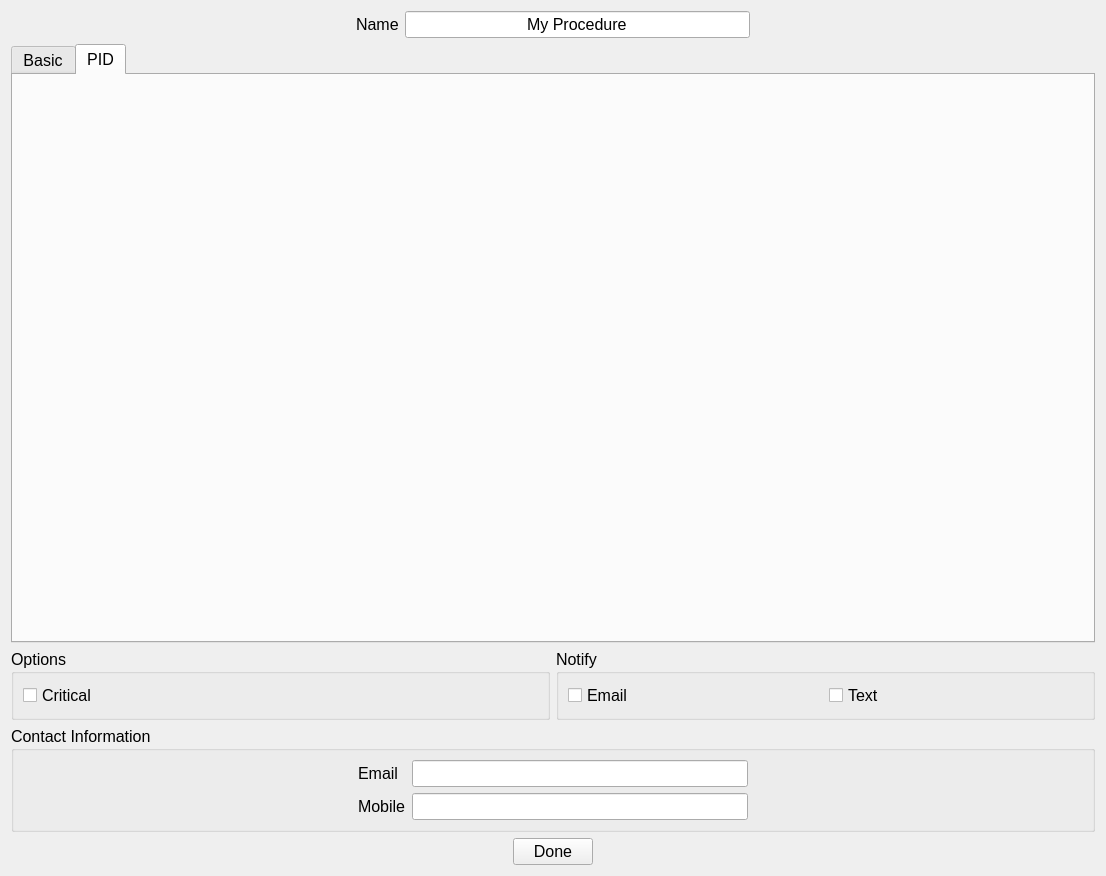
Qt form Software/ControlSystem/qt/designer/ProcedureDialog.ui (DanielWinklehner/Ion-Source-Control-System) before a commit.
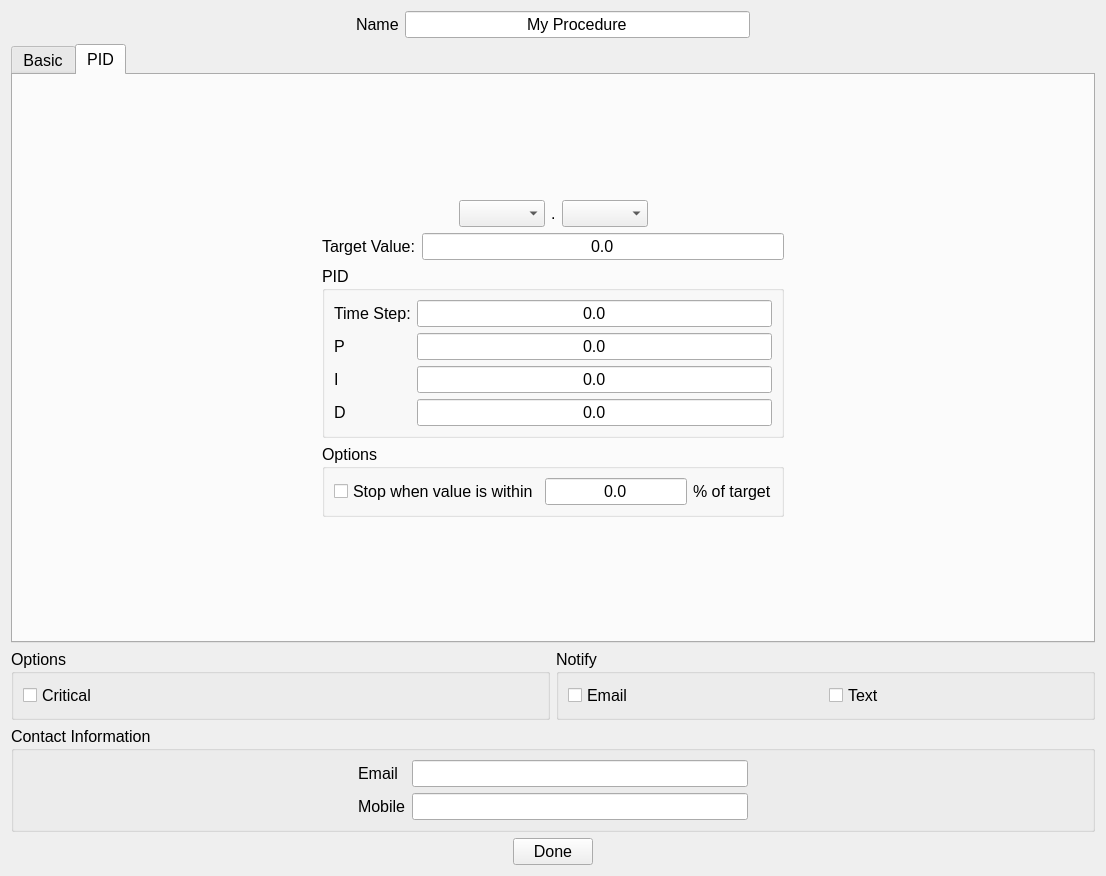
The same form after that commit. The open tabs and pages were chosen to show the change.

Commit message: working on pid procedures

Diff of the .ui file:
```diff
--- a/Software/ControlSystem/qt/designer/ProcedureDialog.ui
+++ b/Software/ControlSystem/qt/designer/ProcedureDialog.ui
@@ -410,6 +410,246 @@
       <attribute name="title">
        <string>PID</string>
       </attribute>
+      <layout class="QHBoxLayout" name="horizontalLayout_12">
+       <item>
+        <spacer name="horizontalSpacer_17">
+         <property name="orientation">
+          <enum>Qt::Horizontal</enum>
+         </property>
+         <property name="sizeHint" stdset="0">
+          <size>
+           <width>256</width>
+           <height>20</height>
+          </size>
+         </property>
+        </spacer>
+       </item>
+       <item>
+        <layout class="QVBoxLayout" name="verticalLayout_4">
+         <item>
+          <spacer name="verticalSpacer">
+           <property name="orientation">
+            <enum>Qt::Vertical</enum>
+           </property>
+           <property name="sizeHint" stdset="0">
+            <size>
+             <width>20</width>
+             <height>40</height>
+            </size>
+           </property>
+          </spacer>
+         </item>
+         <item>
+          <layout class="QHBoxLayout" name="horizontalLayout_4">
+           <item>
+            <spacer name="horizontalSpacer_15">
+             <property name="orientation">
+              <enum>Qt::Horizontal</enum>
+             </property>
+             <property name="sizeHint" stdset="0">
+              <size>
+               <width>40</width>
+               <height>20</height>
+              </size>
+             </property>
+            </spacer>
+           </item>
+           <item>
+            <widget class="QComboBox" name="cbPidDevice">
+             <property name="currentText">
+              <string/>
+             </property>
+            </widget>
+           </item>
+           <item>
+            <widget class="QLabel" name="label_9">
+             <property name="text">
+              <string>.</string>
+             </property>
+            </widget>
+           </item>
+           <item>
+            <widget class="QComboBox" name="cbPidChannel">
+             <property name="currentText">
+              <string/>
+             </property>
+            </widget>
+           </item>
+           <item>
+            <spacer name="horizontalSpacer_16">
+             <property name="orientation">
+              <enum>Qt::Horizontal</enum>
+             </property>
+             <property name="sizeHint" stdset="0">
+              <size>
+               <width>40</width>
+               <height>20</height>
+              </size>
+             </property>
+            </spacer>
+           </item>
+          </layout>
+         </item>
+         <item>
+          <layout class="QHBoxLayout" name="horizontalLayout_10">
+           <item>
+            <widget class="QLabel" name="label_10">
+             <property name="text">
+              <string>Target Value:</string>
+             </property>
+            </widget>
+           </item>
+           <item>
+            <widget class="QLineEdit" name="lineEdit_2">
+             <property name="text">
+              <string>0.0</string>
+             </property>
+             <property name="alignment">
+              <set>Qt::AlignCenter</set>
+             </property>
+            </widget>
+           </item>
+          </layout>
+         </item>
+         <item>
+          <widget class="QGroupBox" name="groupBox_5">
+           <property name="title">
+            <string>PID</string>
+           </property>
+           <layout class="QGridLayout" name="gridLayout_4">
+            <item row="0" column="0">
+             <widget class="QLabel" name="label_11">
+              <property name="text">
+               <string>Time Step:</string>
+              </property>
+             </widget>
+            </item>
+            <item row="0" column="1">
+             <widget class="QLineEdit" name="lineEdit_6">
+              <property name="text">
+               <string>0.0</string>
+              </property>
+              <property name="alignment">
+               <set>Qt::AlignCenter</set>
+              </property>
+             </widget>
+            </item>
+            <item row="1" column="0">
+             <widget class="QLabel" name="label_12">
+              <property name="text">
+               <string>P</string>
+              </property>
+             </widget>
+            </item>
+            <item row="1" column="1">
+             <widget class="QLineEdit" name="lineEdit_3">
+              <property name="text">
+               <string>0.0</string>
+              </property>
+              <property name="alignment">
+               <set>Qt::AlignCenter</set>
+              </property>
+             </widget>
+            </item>
+            <item row="2" column="0">
+             <widget class="QLabel" name="label_13">
+              <property name="text">
+               <string>I</string>
+              </property>
+             </widget>
+            </item>
+            <item row="2" column="1">
+             <widget class="QLineEdit" name="lineEdit_4">
+              <property name="text">
+               <string>0.0</string>
+              </property>
+              <property name="alignment">
+               <set>Qt::AlignCenter</set>
+              </property>
+             </widget>
+            </item>
+            <item row="3" column="0">
+             <widget class="QLabel" name="label_14">
+              <property name="text">
+               <string>D</string>
+              </property>
+             </widget>
+            </item>
+            <item row="3" column="1">
+             <widget class="QLineEdit" name="lineEdit_5">
+              <property name="text">
+               <string>0.0</string>
+              </property>
+              <property name="alignment">
+               <set>Qt::AlignCenter</set>
+              </property>
+             </widget>
+            </item>
+           </layout>
+          </widget>
+         </item>
+         <item>
+          <widget class="QGroupBox" name="groupBox_6">
+           <property name="title">
+            <string>Options</string>
+           </property>
+           <layout class="QHBoxLayout" name="horizontalLayout_11">
+            <item>
+             <widget class="QCheckBox" name="checkBox">
+              <property name="text">
+               <string>Stop when value is within</string>
+              </property>
+             </widget>
+            </item>
+            <item>
+             <widget class="QLineEdit" name="lineEdit_7">
+              <property name="text">
+               <string>0.0</string>
+              </property>
+              <property name="alignment">
+               <set>Qt::AlignCenter</set>
+              </property>
+             </widget>
+            </item>
+            <item>
+             <widget class="QLabel" name="label_15">
+              <property name="text">
+               <string>% of target</string>
+              </property>
+             </widget>
+            </item>
+           </layout>
+          </widget>
+         </item>
+         <item>
+          <spacer name="verticalSpacer_2">
+           <property name="orientation">
+            <enum>Qt::Vertical</enum>
+           </property>
+           <property name="sizeHint" stdset="0">
+            <size>
+             <width>20</width>
+             <height>40</height>
+            </size>
+           </property>
+          </spacer>
+         </item>
+        </layout>
+       </item>
+       <item>
+        <spacer name="horizontalSpacer_18">
+         <property name="orientation">
+          <enum>Qt::Horizontal</enum>
+         </property>
+         <property name="sizeHint" stdset="0">
+          <size>
+           <width>256</width>
+           <height>20</height>
+          </size>
+         </property>
+        </spacer>
+       </item>
+      </layout>
      </widget>
     </widget>
    </item>
```
The commit also changes 5 other files.
